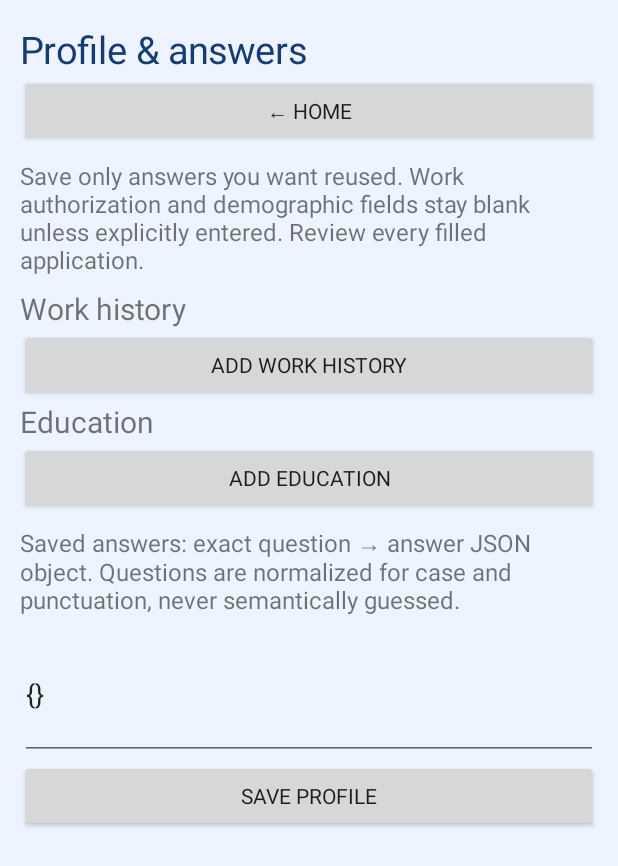
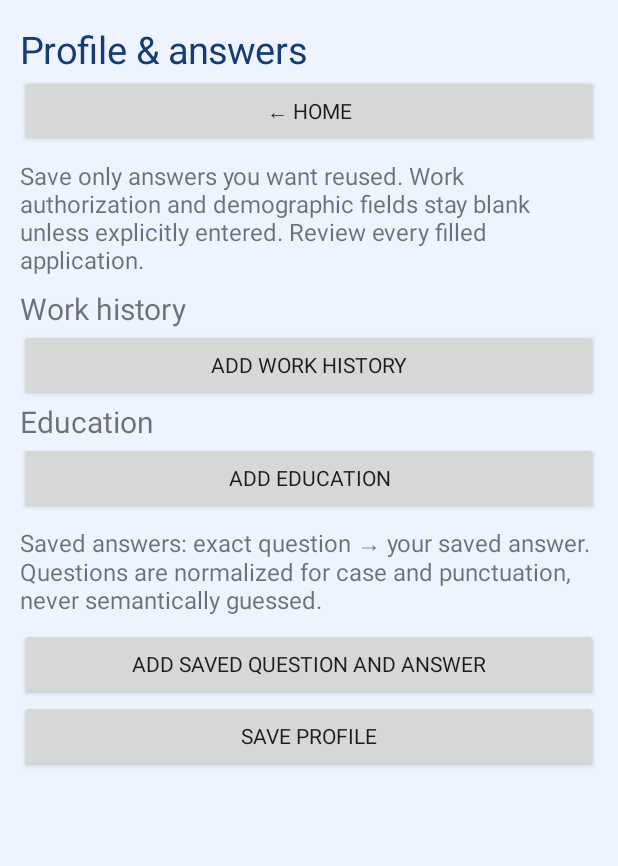
Before and after one commit to MashrafeeAryan/Simple, an Android app: the screen it shows after launch (MainActivity), after a tap on "PROFILE & SAVED ANSWERS", on a phone screen of 412 x 824 dp. Shown: the top 866 px of the screen. Run offline under Robolectric (Android 15) with nearby library versions, the phone set to English and light mode, and no system bars.

Commit message:
Use question and answer cards in profile form

```diff
--- a/app/src/main/java/app/simple/MainActivity.java
+++ b/app/src/main/java/app/simple/MainActivity.java
@@ -16,8 +16,8 @@ public class MainActivity extends Activity {
  void home(){stopLoop();layout("Simple 🌱");text("Your application, with less repetition. Share a link from Chrome to begin.");EditText link=edit("Paste an HTTPS job or application link","",false);button("Open application",()->open(link.getText().toString()));button("Profile & saved answers",this::profile);button("Documents",this::documents);button("Applications",this::tracker);button("Account & sync",this::account);}
  void profile(){layout("Profile & answers");button("← Home",this::home);text("Save only answers you want reused. Work authorization and demographic fields stay blank unless explicitly entered. Review every filled application.");JSONObject data=store.read();JSONObject p=data.optJSONObject("profile");if(p==null)p=new JSONObject();java.util.Map<String,EditText> inputs=new java.util.LinkedHashMap<>();try{JSONArray rr=new JSONArray(rules);for(int i=0;i<rr.length();i++){JSONObject rule=rr.getJSONObject(i);String key=rule.getString("key");if(!key.contains("."))inputs.put(key,edit(rule.getJSONArray("aliases").getString(0),p.optString(key),false));}}catch(Exception e){toast("Profile schema error");}
  Entries work=new Entries(this,body,"Work history",data.optJSONArray("work"),new String[]{"company","title","location","start","end","description","current"});Entries education=new Entries(this,body,"Education",data.optJSONArray("education"),new String[]{"school","degree","field","start","end","gpa"});
- text("Saved answers: exact question → answer JSON object. Questions are normalized for case and punctuation, never semantically guessed.");EditText answers=edit("Saved answers {}",data.optJSONObject("answers")==null?"{}":data.optJSONObject("answers").toString(),true);
- button("Save profile",()->{try{JSONObject profile=new JSONObject();for(String key:inputs.keySet()){String value=inputs.get(key).getText().toString().trim();if(!value.isEmpty())profile.put(key,value);}JSONObject normalized=new JSONObject(),raw=new JSONObject(answers.getText().toString());java.util.Iterator<String> keys=raw.keys();while(keys.hasNext()){String q=keys.next();normalized.put(q.toLowerCase(java.util.Locale.ROOT).replaceAll("[^\\p{L}\\p{N}]+"," ").trim(),raw.get(q));}JSONObject latest=store.read();latest.put("profile",profile).put("work",work.read()).put("education",education.read()).put("answers",normalized);store.save(latest);toast("Profile saved on device");}catch(Exception e){toast("Invalid profile JSON: "+e.getMessage());}});}
+ text("Saved answers: exact question → your saved answer. Questions are normalized for case and punctuation, never semantically guessed.");Answers answers=new Answers(this,body,data.optJSONObject("answers"));
+ button("Save profile",()->{try{JSONObject profile=new JSONObject();for(String key:inputs.keySet()){String value=inputs.get(key).getText().toString().trim();if(!value.isEmpty())profile.put(key,value);}JSONObject normalized=answers.read();JSONObject latest=store.read();latest.put("profile",profile).put("work",work.read()).put("education",education.read()).put("answers",normalized);store.save(latest);toast("Profile saved on device");}catch(Exception e){toast("Profile could not be saved: "+e.getMessage());}});}
  void documents(){layout("Documents");button("← Home",this::home);JSONObject d=store.read();text("Select PDF or DOCX. Scanned PDFs use on-device OCR. Documents stay in private app storage.");button("Select résumé",()->pick("resume"));button("Select cover letter file",()->pick("cover"));EditText resumeText=edit("Résumé text (extracted or pasted)",d.optString("resumeText"),true);EditText coverText=edit("Cover letter text",d.optJSONObject("profile")==null?"":d.optJSONObject("profile").optString("coverText"),true);button("Save text",()->{try{JSONObject latest=store.read(),p=latest.optJSONObject("profile");if(p==null)p=new JSONObject();p.put("coverText",coverText.getText().toString());latest.put("profile",p).put("resumeText",resumeText.getText().toString());store.save(latest);toast("Saved");}catch(Exception e){toast("Save failed");}});EditText job=edit("Paste job description",jobText,true);button("Compare keywords",()->new AlertDialog.Builder(this).setTitle("Résumé keywords").setMessage(Keywords.compare(resumeText.getText().toString(),job.getText().toString())).setPositiveButton("Done",null).show());}
  void pick(String kind){picking=kind;Intent i=new Intent(Intent.ACTION_OPEN_DOCUMENT).setType("*/*").addCategory(Intent.CATEGORY_OPENABLE);i.putExtra(Intent.EXTRA_MIME_TYPES,new String[]{"application/pdf","application/vnd.openxmlformats-officedocument.wordprocessingml.document"});startActivityForResult(i,10);}
  protected void onActivityResult(int request,int result,Intent data){super.onActivityResult(request,result,data);if(request==10&&result==RESULT_OK&&data!=null){String kind=picking;Uri u=data.getData();background(()->{File f=Documents.copy(this,u,kind);String parsed=Documents.extract(this,f);JSONObject latest=store.read();latest.put(kind+"File",f.getName());if(kind.equals("resume"))latest.put("resumeText",parsed);else{JSONObject p=latest.optJSONObject("profile");if(p==null)p=new JSONObject();p.put("coverText",parsed);latest.put("profile",p);}store.save(latest);runOnUiThread(this::documents);});}else if(request==20){if(upload!=null){upload.onReceiveValue(WebChromeClient.FileChooserParams.parseResult(result,data));upload=null;}}}
```
